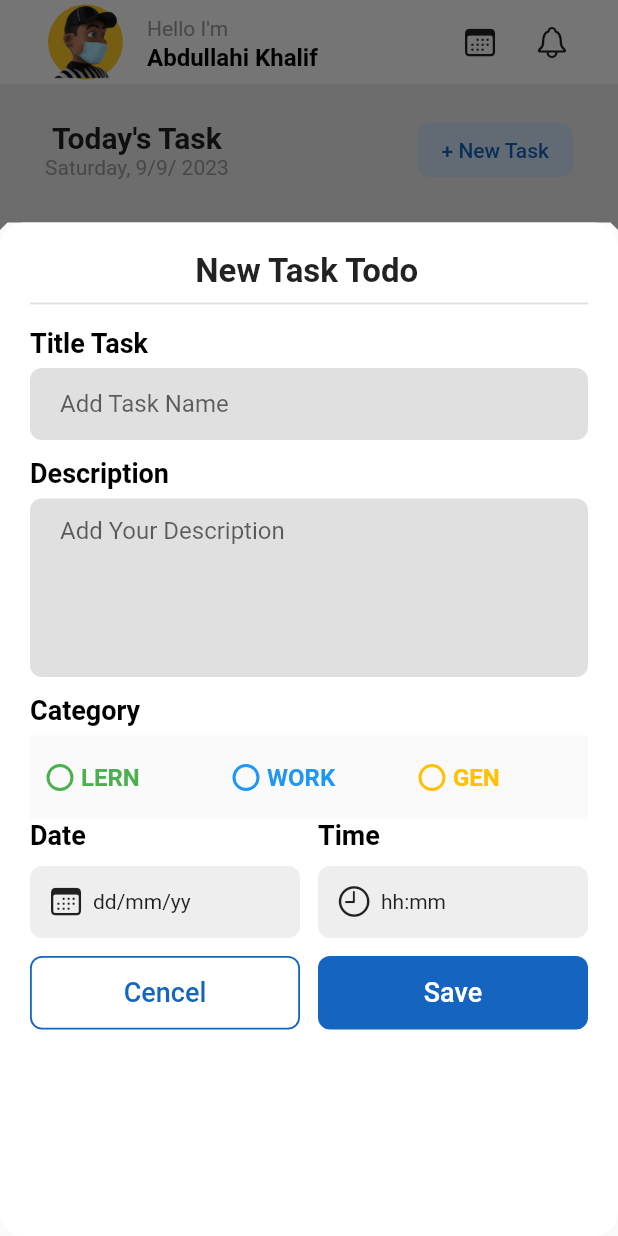
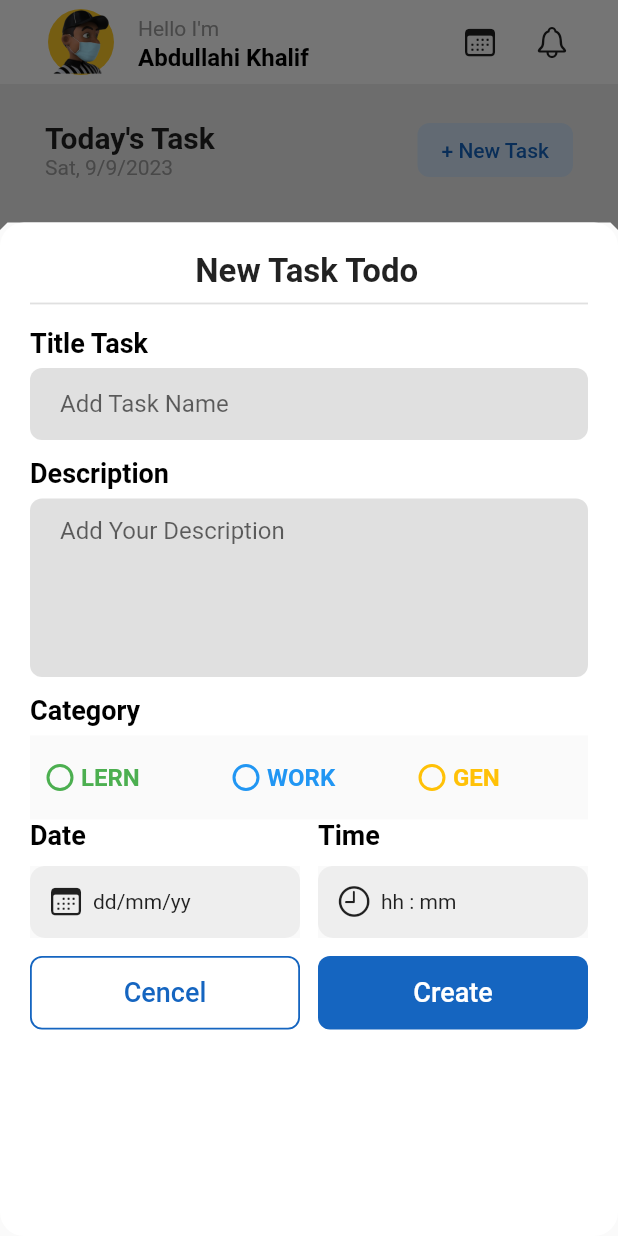
Before and after one commit to AbdullahiKhalif/Todo-App-Flutter, a Flutter app: the screen it shows after launch, after a tap on "+ New Task", on a phone screen of 412 x 824 dp. Run offline on Flutter 3.47's test engine with Material 2 defaults, Android fonts, the phone set to English and light mode, and no system bars; our stand-ins replace flutter_riverpod, gap.

Commit message:
fuctionality date and time

```diff
--- a/lib/main.dart
+++ b/lib/main.dart
@@ -1,14 +1,21 @@
 import 'package:flutter/cupertino.dart';
 import 'package:flutter/material.dart';
+import 'package:flutter_riverpod/flutter_riverpod.dart';
 import 'package:gap/gap.dart';
+import 'package:intl/intl.dart';
 import 'package:todo_app/widgets/add_new_task.dart';
 
 void main() {
-  runApp(MaterialApp(
-    debugShowCheckedModeBanner: false,
-    home: MyApp(),
+  runApp(ProviderScope(
+    child: MaterialApp(
+      debugShowCheckedModeBanner: false,
+      home: MyApp(),
+    ),
   ));
 }
+
+final formatDay = DateFormat.yMEd();
+final getDay = formatDay.format(DateTime.now());
 
 class MyApp extends StatelessWidget {
   const MyApp({super.key});
@@ -23,7 +30,7 @@ class MyApp extends StatelessWidget {
         title: ListTile(
           leading: CircleAvatar(
             backgroundColor: Colors.amber.shade400,
-            radius: 25,
+            radius: 22,
             child: Image.asset('assets/profile.png'),
           ),
           title: Text(
@@ -76,6 +83,7 @@ class MyApp extends StatelessWidget {
                 mainAxisAlignment: MainAxisAlignment.spaceBetween,
                 children: [
                   Column(
+                    crossAxisAlignment: CrossAxisAlignment.start,
                     children: [
                       Text(
                         'Today\'s Task',
@@ -85,9 +93,10 @@ class MyApp extends StatelessWidget {
                         ),
                       ),
                       Text(
-                        'Saturday, 9/9/ 2023',
+                        '$getDay',
                         style: TextStyle(
                           color: Colors.grey,
+                          fontSize: 14.0,
                         ),
                       )
                     ],
--- /dev/null
+++ b/lib/provider/date_time_provider.dart
@@ -0,0 +1,9 @@
+import 'package:flutter_riverpod/flutter_riverpod.dart';
+
+final dateProvider = StateProvider<String>((ref) {
+  return 'dd/mm/yy';
+});
+
+final timeProvider = StateProvider<String>((ref) {
+  return 'hh : mm';
+});
--- /dev/null
+++ b/lib/provider/radio_provider.dart
@@ -0,0 +1,5 @@
+import 'package:flutter_riverpod/flutter_riverpod.dart';
+
+final radioProvider = StateProvider<int>((ref) {
+  return 0;
+});
--- a/lib/widgets/add_new_task.dart
+++ b/lib/widgets/add_new_task.dart
@@ -1,18 +1,24 @@
 import 'package:flutter/cupertino.dart';
 import 'package:flutter/material.dart';
+import 'package:flutter_riverpod/flutter_riverpod.dart';
 import 'package:gap/gap.dart';
+import 'package:intl/intl.dart';
 import 'package:todo_app/constants/app_style_constants.dart';
+import 'package:todo_app/provider/date_time_provider.dart';
+import 'package:todo_app/provider/radio_provider.dart';
 import 'package:todo_app/widgets/date_time.dart';
 import 'package:todo_app/widgets/radio-list-tile.dart';
 import 'package:todo_app/widgets/text_field.dart';
 
-class AddNewTaskWidget extends StatelessWidget {
+class AddNewTaskWidget extends ConsumerWidget {
   const AddNewTaskWidget({
     super.key,
   });
 
   @override
-  Widget build(BuildContext context) {
+  Widget build(BuildContext context, WidgetRef ref) {
+    final dateProv = ref.watch(dateProvider);
+    final timeProv = ref.watch(timeProvider);
     return Container(
       padding: const EdgeInsets.all(20.0),
       height: MediaQuery.of(context).size.height * 0.82,
@@ -52,15 +58,33 @@ class AddNewTaskWidget extends StatelessWidget {
             children: [
               Expanded(
                 child: RadioListTileWidget(
-                    titleRadio: 'LERN', catColor: Colors.green.shade500),
+                  titleRadio: 'LERN',
+                  catColor: Colors.green.shade500,
+                  valueText: 1,
+                  onChangeRadio: () => {
+                    ref.watch(radioProvider.notifier).update((state) => 1),
+                  },
+                ),
               ),
               Expanded(
                 child: RadioListTileWidget(
-                    titleRadio: 'WORK', catColor: Colors.blue.shade500),
+                  titleRadio: 'WORK',
+                  catColor: Colors.blue.shade500,
+                  valueText: 2,
+                  onChangeRadio: () => {
+                    ref.watch(radioProvider.notifier).update((state) => 2),
+                  },
+                ),
               ),
               Expanded(
                 child: RadioListTileWidget(
-                    titleRadio: 'GEN', catColor: Colors.amber.shade500),
+                  titleRadio: 'GEN',
+                  catColor: Colors.amber.shade500,
+                  valueText: 3,
+                  onChangeRadio: () => {
+                    ref.read(radioProvider.notifier).update((state) => 3),
+                  },
+                ),
               ),
             ],
           ),
@@ -70,14 +94,42 @@ class AddNewTaskWidget extends StatelessWidget {
             mainAxisAlignment: MainAxisAlignment.spaceBetween,
             children: [
               DateTimeWidget(
-                  icon: CupertinoIcons.calendar,
-                  titleText: 'Date',
-                  valueText: 'dd/mm/yy'),
+                icon: CupertinoIcons.calendar,
+                titleText: 'Date',
+                valueText: dateProv,
+                onTap: () async {
+                  final getDateSeleted = await showDatePicker(
+                    context: context,
+                    initialDate: DateTime.now(),
+                    firstDate: DateTime(2021),
+                    lastDate: DateTime(2025),
+                  );
+
+                  if (getDateSeleted != null) {
+                    final formatDate = DateFormat.yMd();
+                    ref
+                        .read(dateProvider.notifier)
+                        .update((state) => formatDate.format(getDateSeleted));
+                  }
+                },
+              ),
               Gap(12),
               DateTimeWidget(
                   icon: CupertinoIcons.clock,
                   titleText: 'Time',
-                  valueText: 'hh:mm')
+                  valueText: timeProv,
+                  onTap: () async {
+                    final getTimeSelected = await showTimePicker(
+                      context: context,
+                      initialTime: TimeOfDay.now(),
+                    );
+
+                    if (getTimeSelected != null) {
+                      ref
+                          .read(timeProvider.notifier)
+                          .update((state) => getTimeSelected.format(context));
+                    }
+                  })
             ],
           ),
 
@@ -97,7 +149,15 @@ class AddNewTaskWidget extends StatelessWidget {
                     side: BorderSide(width: 1.2, color: Colors.blue.shade800),
                     padding: EdgeInsets.symmetric(vertical: 14.0),
                   ),
-                  onPressed: () => {},
+                  onPressed: () {
+                    Navigator.pop(context);
+                    ref
+                        .read(dateProvider.notifier)
+                        .update((state) => 'dd/mm/yy');
+                    ref
+                        .read(timeProvider.notifier)
+                        .update((state) => 'hh : mm');
+                  },
                   child: Text(
                     'Cencel',
                     style: TextStyle(
@@ -121,7 +181,7 @@ class AddNewTaskWidget extends StatelessWidget {
                   ),
                   onPressed: () => {},
                   child: Text(
-                    'Save',
+                    'Create',
                     style: TextStyle(
                       fontSize: 18.0,
                     ),
--- a/lib/widgets/date_time.dart
+++ b/lib/widgets/date_time.dart
@@ -1,34 +1,46 @@
-import 'package:flutter/cupertino.dart';
 import 'package:flutter/material.dart';
+import 'package:flutter_riverpod/flutter_riverpod.dart';
 import 'package:gap/gap.dart';
 
 import '../constants/app_style_constants.dart';
 
-class DateTimeWidget extends StatelessWidget {
+class DateTimeWidget extends ConsumerWidget {
   const DateTimeWidget({
     super.key,
     required this.icon,
     required this.titleText,
     required this.valueText,
+    required this.onTap,
   });
 
   final String titleText;
   final IconData icon;
   final String valueText;
+  final VoidCallback onTap;
 
   @override
-  Widget build(BuildContext context) {
+  Widget build(BuildContext context, WidgetRef ref) {
     return Expanded(
       child: Column(
         crossAxisAlignment: CrossAxisAlignment.start,
         children: [
           Text(titleText, style: AppStyle.headingOne),
           Gap(10),
-          Container(
-            padding: const EdgeInsets.symmetric(horizontal: 12, vertical: 12),
+          Material(
+            child: Ink(
+              decoration: BoxDecoration(
+                color: Colors.grey.shade200,
+                borderRadius: BorderRadius.circular(10),
+              ),
+              child: InkWell(
+                borderRadius: BorderRadius.circular(10),
+                onTap: () => onTap(),
+                child: Container(
+                  padding:
+                      const EdgeInsets.symmetric(horizontal: 12, vertical: 12),
                   decoration: BoxDecoration(
                     borderRadius: BorderRadius.circular(8),
-              color: Colors.grey.shade200,
+                    color: Colors.transparent,
                   ),
                   child: Row(
                     children: [
@@ -37,6 +49,9 @@ class DateTimeWidget extends StatelessWidget {
                       Text(valueText),
                     ],
                   ),
+                ),
+              ),
+            ),
           )
         ],
       ),
--- a/lib/widgets/radio-list-tile.dart
+++ b/lib/widgets/radio-list-tile.dart
@@ -1,20 +1,28 @@
 import 'package:flutter/material.dart';
+import 'package:flutter_riverpod/flutter_riverpod.dart';
+import 'package:todo_app/provider/radio_provider.dart';
 
-class RadioListTileWidget extends StatelessWidget {
+class RadioListTileWidget extends ConsumerWidget {
   const RadioListTileWidget({
     super.key,
     required this.titleRadio,
     required this.catColor,
+    required this.valueText,
+    required this.onChangeRadio,
   });
   final Color catColor;
   final String titleRadio;
+  final int valueText;
+  final VoidCallback onChangeRadio;
 
   @override
-  Widget build(BuildContext context) {
+  Widget build(BuildContext context, WidgetRef ref) {
+    final radioCateogryProvider = ref.watch(radioProvider);
     return Material(
       child: Theme(
         data: ThemeData(unselectedWidgetColor: catColor),
         child: RadioListTile(
+          activeColor: catColor,
           contentPadding: EdgeInsets.zero,
           title: Transform.translate(
             offset: Offset(-22, 0),
@@ -26,9 +34,9 @@ class RadioListTileWidget extends StatelessWidget {
               ),
             ),
           ),
-          value: 1,
-          groupValue: 0,
-          onChanged: (value) => {},
+          value: valueText,
+          groupValue: radioCateogryProvider,
+          onChanged: (value) => onChangeRadio(),
         ),
       ),
     );
--- a/pubspec.yaml
+++ b/pubspec.yaml
@@ -36,6 +36,8 @@ dependencies:
   # Use with the CupertinoIcons class for iOS style icons.
   cupertino_icons: ^1.0.2
   gap: ^3.0.1
+  flutter_riverpod: ^2.4.0
+  intl: ^0.18.1
 
 dev_dependencies:
   flutter_test:
```
Also changed, not shown: pubspec.lock. Lines whose indentation alone changed are shown as unchanged.
